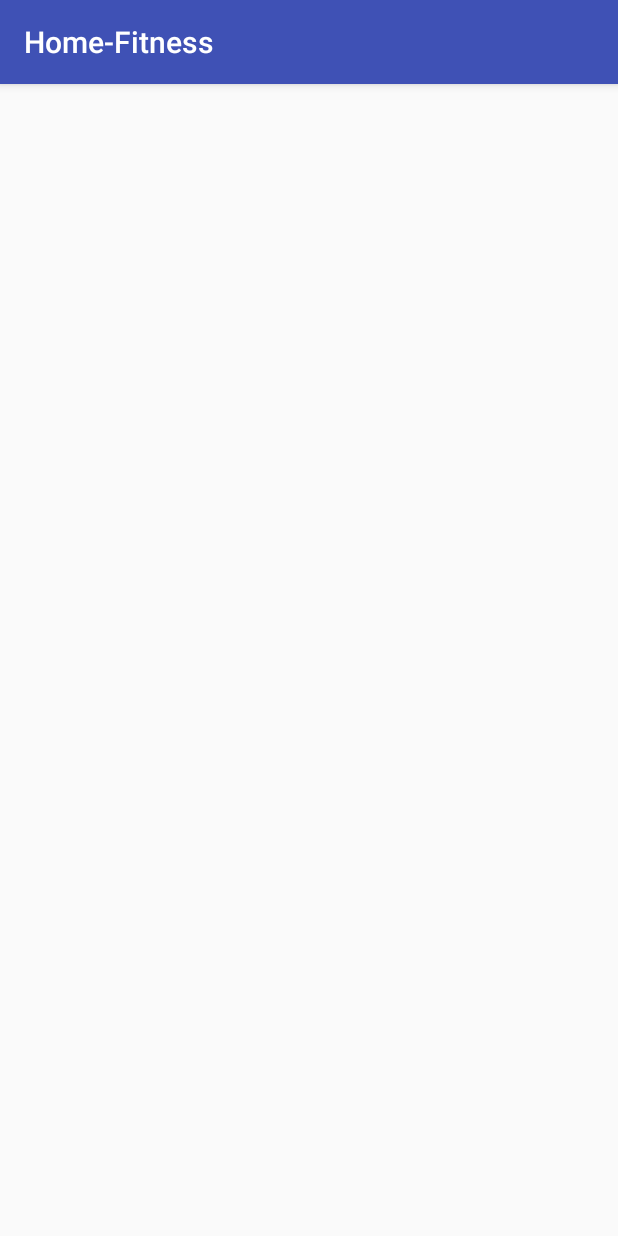
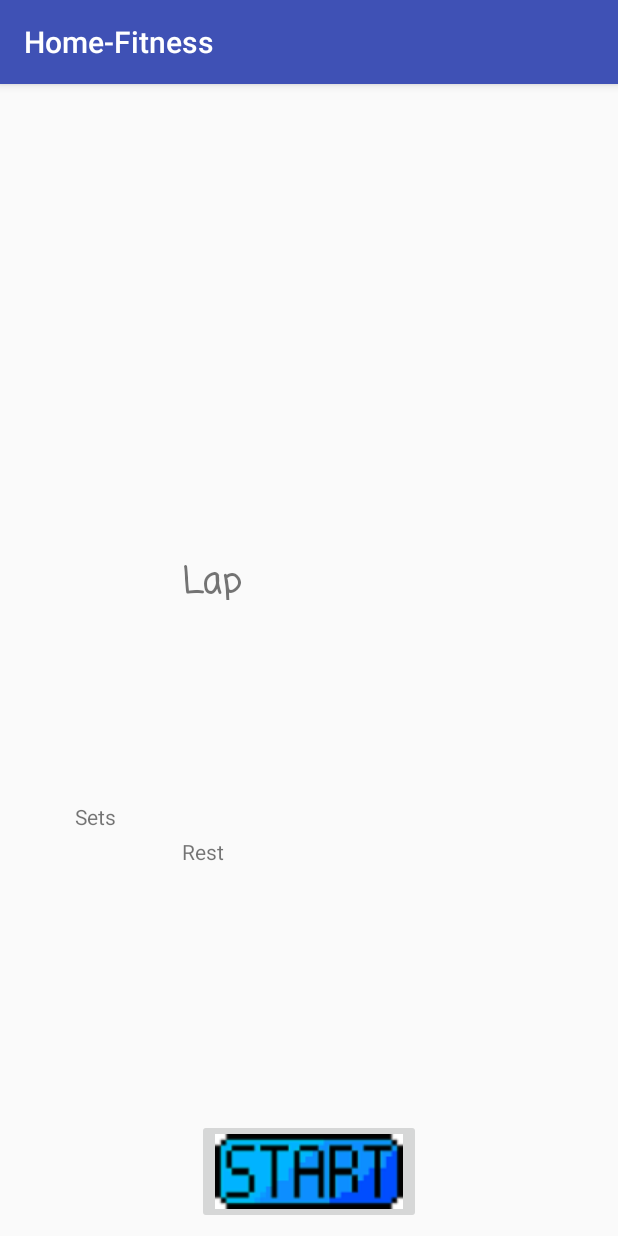
Before and after one commit to cdajp4ever/Home-Fitness, an Android app: the MainExercise screen opened directly, with no data from a screen before it, on a phone screen of 412 x 824 dp. Run offline under Robolectric (Android 15) with nearby library versions, the light colour scheme and no system bars; 1 statement that could not run was skipped.

Commit message:
Set up timer

```diff
--- a/app/build.gradle
+++ b/app/build.gradle
@@ -20,7 +20,7 @@ android {
 
 dependencies {
     implementation fileTree(dir: 'libs', include: ['*.jar'])
-    implementation 'com.android.support:appcompat-v7:28.0.0-alpha3'
+    implementation 'com.android.support:appcompat-v7:28.0.0-alpha1'
     implementation 'com.android.support.constraint:constraint-layout:1.1.2'
     testImplementation 'junit:junit:4.12'
     androidTestImplementation 'com.android.support.test:runner:1.0.2'
--- a/app/src/main/java/com/example/jaguas/homefitness/MainExercise.java
+++ b/app/src/main/java/com/example/jaguas/homefitness/MainExercise.java
@@ -1,16 +1,25 @@
 package com.example.jaguas.homefitness;
 
+import android.os.CountDownTimer;
 import android.support.v7.app.AppCompatActivity;
 import android.os.Bundle;
+import android.view.View;
+import android.widget.ImageButton;
 import android.widget.ImageView;
+import android.widget.Switch;
+import android.widget.TextView;
 
 import static com.example.jaguas.homefitness.ExerciseList.intentcont;
 
 public class MainExercise extends AppCompatActivity {
 
     public static String animationname;
-    ImageView animationimg;
+    private ImageView animationimg;
     public int resId;
+    public int stopbtnimg;
+    public int startbtnimg;
+    private TextView work;
+    private ImageButton startStop;
 
     @Override
     protected void onCreate(Bundle savedInstanceState) {
@@ -21,8 +30,31 @@ public class MainExercise extends AppCompatActivity {
 
         resId = getResources().getIdentifier(animationname,"drawable",MainActivity.PACKAGE_NAME);
         animationimg = findViewById(R.id.animatioexercise);
+        animationimg.setImageResource(resId);
+        work = findViewById(R.id.lapTimer);
+        startStop = findViewById(R.id.startStop);
+        stopbtnimg = getResources().getIdentifier("stop","drawable",MainActivity.PACKAGE_NAME);
+        startbtnimg = getResources().getIdentifier("start","drawable", MainActivity.PACKAGE_NAME);
 
-        animationimg.setImageResource(resId);
+    }
+
+    public void startStopBtn(View view) {
+
+        if (work.getText() == "0"){
+            new CountDownTimer(30000, 1000){
+                public void onTick(long millisUntilFinished){
+                    work.setText("" + millisUntilFinished / 1000);
+                }
+                public void onFinish(){
+                    work.setText("0");
+                }
+            }.start();
+
+            startStop.setImageResource(stopbtnimg);
+        } else {
+
+        }
+
 
 
     }
--- a/app/src/main/res/layout/activity_main_exercise.xml
+++ b/app/src/main/res/layout/activity_main_exercise.xml
@@ -7,10 +7,81 @@
     xmlns:app="http://schemas.android.com/apk/res-auto"
     xmlns:android="http://schemas.android.com/apk/res/android">
 
-<ImageView
-    android:id="@+id/animatioexercise"
-    android:layout_width="150dp"
-    android:layout_height="250dp"
-    />
+    <ImageView
+        android:id="@+id/animatioexercise"
+        android:layout_width="150dp"
+        android:layout_height="250dp"
+        android:layout_marginEnd="8dp"
+        android:layout_marginLeft="8dp"
+        android:layout_marginRight="8dp"
+        android:layout_marginStart="8dp"
+        app:layout_constraintEnd_toEndOf="parent"
+        app:layout_constraintStart_toStartOf="parent" />
+
+    <TextView
+        android:id="@+id/lapTimer"
+        android:layout_width="170dp"
+        android:layout_height="30dp"
+        android:layout_marginEnd="8dp"
+        android:layout_marginLeft="8dp"
+        android:layout_marginRight="8dp"
+        android:layout_marginStart="8dp"
+        android:layout_marginTop="64dp"
+        android:text="Lap"
+        android:textSize="24sp"
+        android:textStyle="bold"
+        app:fontFamily="casual"
+        app:layout_constraintEnd_toEndOf="parent"
+        app:layout_constraintStart_toStartOf="parent"
+        app:layout_constraintTop_toBottomOf="@+id/animatioexercise" />
+
+    <TextView
+        android:id="@+id/restTimer"
+        android:layout_width="170dp"
+        android:layout_height="30dp"
+        android:layout_marginBottom="8dp"
+        android:layout_marginEnd="8dp"
+        android:layout_marginLeft="8dp"
+        android:layout_marginRight="8dp"
+        android:layout_marginStart="8dp"
+        android:layout_marginTop="8dp"
+        android:text="Rest"
+        app:layout_constraintBottom_toTopOf="@+id/startStop"
+        app:layout_constraintEnd_toEndOf="parent"
+        app:layout_constraintStart_toStartOf="parent"
+        app:layout_constraintTop_toBottomOf="@+id/lapTimer" />
+
+    <TextView
+        android:id="@+id/setCount"
+        android:layout_width="wrap_content"
+        android:layout_height="wrap_content"
+        android:layout_marginBottom="8dp"
+        android:layout_marginEnd="8dp"
+        android:layout_marginLeft="8dp"
+        android:layout_marginRight="8dp"
+        android:layout_marginStart="8dp"
+        android:layout_marginTop="8dp"
+        android:text="Sets"
+        app:layout_constraintBottom_toBottomOf="parent"
+        app:layout_constraintEnd_toStartOf="@+id/lapTimer"
+        app:layout_constraintHorizontal_bias="0.539"
+        app:layout_constraintStart_toStartOf="parent"
+        app:layout_constraintTop_toTopOf="parent"
+        app:layout_constraintVertical_bias="0.642" />
+
+    <ImageButton
+        android:id="@+id/startStop"
+        android:layout_width="wrap_content"
+        android:layout_height="wrap_content"
+        android:layout_marginBottom="8dp"
+        android:layout_marginEnd="8dp"
+        android:layout_marginLeft="8dp"
+        android:layout_marginRight="8dp"
+        android:layout_marginStart="8dp"
+        android:src="@drawable/start"
+        app:layout_constraintBottom_toBottomOf="parent"
+        app:layout_constraintEnd_toEndOf="parent"
+        app:layout_constraintStart_toStartOf="parent"
+        android:onClick="startStopBtn"/>
 
 </android.support.constraint.ConstraintLayout>
```
Also changed, not shown: app/src/main/res/drawable-v24/start.png (added), app/src/main/res/drawable-v24/stop.png (added).
